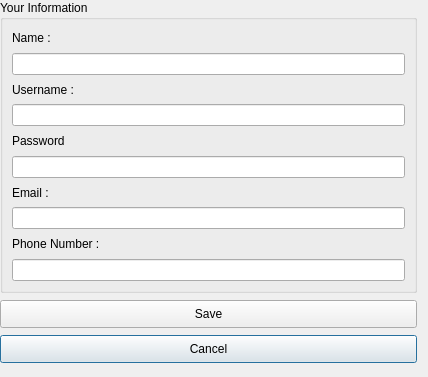
Before: the Qt Designer form settingwindow.ui in AP-projects-4001/-, drawn with Qt 5.
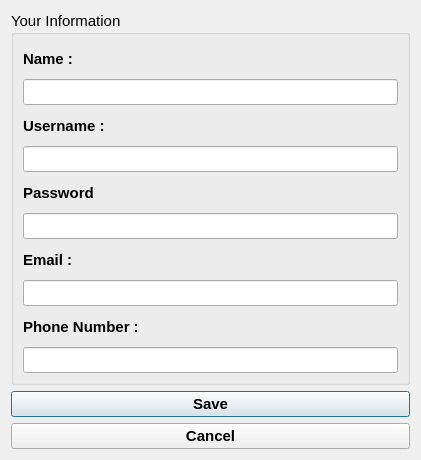
After: the same form once the commit is applied.

```diff
--- a/settingwindow.ui
+++ b/settingwindow.ui
@@ -6,34 +6,22 @@
    <rect>
     <x>0</x>
     <y>0</y>
-    <width>428</width>
-    <height>377</height>
+    <width>421</width>
+    <height>460</height>
    </rect>
   </property>
   <property name="windowTitle">
    <string>Dialog</string>
   </property>
-  <widget class="QPushButton" name="pushButton_2">
-   <property name="geometry">
-    <rect>
-     <x>0</x>
-     <y>335</y>
-     <width>417</width>
-     <height>28</height>
-    </rect>
-   </property>
-   <property name="text">
-    <string>Cancel</string>
-   </property>
-  </widget>
+  <layout class="QVBoxLayout" name="verticalLayout_2">
+   <item>
   <widget class="QGroupBox" name="groupBox">
-   <property name="geometry">
-    <rect>
-     <x>0</x>
-     <y>0</y>
-     <width>417</width>
-     <height>293</height>
-    </rect>
+     <property name="font">
+      <font>
+       <pointsize>11</pointsize>
+       <weight>50</weight>
+       <bold>false</bold>
+      </font>
    </property>
    <property name="title">
     <string>Your Information</string>
@@ -41,69 +29,161 @@
    <layout class="QVBoxLayout" name="verticalLayout">
     <item>
      <widget class="QLabel" name="label_6">
+        <property name="font">
+         <font>
+          <pointsize>11</pointsize>
+          <weight>75</weight>
+          <bold>true</bold>
+         </font>
+        </property>
       <property name="text">
        <string>Name :</string>
       </property>
      </widget>
     </item>
     <item>
-     <widget class="QLineEdit" name="name"/>
+       <widget class="QLineEdit" name="name">
+        <property name="font">
+         <font>
+          <pointsize>11</pointsize>
+          <weight>50</weight>
+          <bold>false</bold>
+         </font>
+        </property>
+       </widget>
     </item>
     <item>
      <widget class="QLabel" name="label_8">
+        <property name="font">
+         <font>
+          <pointsize>11</pointsize>
+          <weight>75</weight>
+          <bold>true</bold>
+         </font>
+        </property>
       <property name="text">
        <string>Username :</string>
       </property>
      </widget>
     </item>
     <item>
-     <widget class="QLineEdit" name="username"/>
+       <widget class="QLineEdit" name="username">
+        <property name="font">
+         <font>
+          <pointsize>11</pointsize>
+          <weight>50</weight>
+          <bold>false</bold>
+         </font>
+        </property>
+       </widget>
     </item>
     <item>
      <widget class="QLabel" name="label_5">
+        <property name="font">
+         <font>
+          <pointsize>11</pointsize>
+          <weight>75</weight>
+          <bold>true</bold>
+         </font>
+        </property>
       <property name="text">
        <string>Password</string>
       </property>
      </widget>
     </item>
     <item>
-     <widget class="QLineEdit" name="password"/>
+       <widget class="QLineEdit" name="password">
+        <property name="font">
+         <font>
+          <pointsize>11</pointsize>
+          <weight>50</weight>
+          <bold>false</bold>
+         </font>
+        </property>
+       </widget>
     </item>
     <item>
      <widget class="QLabel" name="label_4">
+        <property name="font">
+         <font>
+          <pointsize>11</pointsize>
+          <weight>75</weight>
+          <bold>true</bold>
+         </font>
+        </property>
       <property name="text">
        <string>Email :</string>
       </property>
      </widget>
     </item>
     <item>
-     <widget class="QLineEdit" name="email"/>
+       <widget class="QLineEdit" name="email">
+        <property name="font">
+         <font>
+          <pointsize>11</pointsize>
+          <weight>50</weight>
+          <bold>false</bold>
+         </font>
+        </property>
+       </widget>
     </item>
     <item>
      <widget class="QLabel" name="label_11">
+        <property name="font">
+         <font>
+          <pointsize>11</pointsize>
+          <weight>75</weight>
+          <bold>true</bold>
+         </font>
+        </property>
       <property name="text">
        <string>Phone Number :</string>
       </property>
      </widget>
     </item>
     <item>
-     <widget class="QLineEdit" name="phonenumber"/>
+       <widget class="QLineEdit" name="phonenumber">
+        <property name="font">
+         <font>
+          <pointsize>11</pointsize>
+          <weight>50</weight>
+          <bold>false</bold>
+         </font>
+        </property>
+       </widget>
     </item>
    </layout>
   </widget>
+   </item>
+   <item>
   <widget class="QPushButton" name="save_button">
-   <property name="geometry">
-    <rect>
-     <x>0</x>
-     <y>300</y>
-     <width>417</width>
-     <height>28</height>
-    </rect>
+     <property name="font">
+      <font>
+       <pointsize>11</pointsize>
+       <weight>75</weight>
+       <bold>true</bold>
+      </font>
    </property>
    <property name="text">
     <string>Save</string>
    </property>
   </widget>
+   </item>
+   <item>
+    <widget class="QPushButton" name="pushButton_2">
+     <property name="font">
+      <font>
+       <pointsize>11</pointsize>
+       <weight>75</weight>
+       <bold>true</bold>
+      </font>
+     </property>
+     <property name="text">
+      <string>Cancel</string>
+     </property>
+    </widget>
+   </item>
+  </layout>
  </widget>
  <resources/>
  <connections/>
```
Lines whose indentation alone changed are shown as unchanged.
